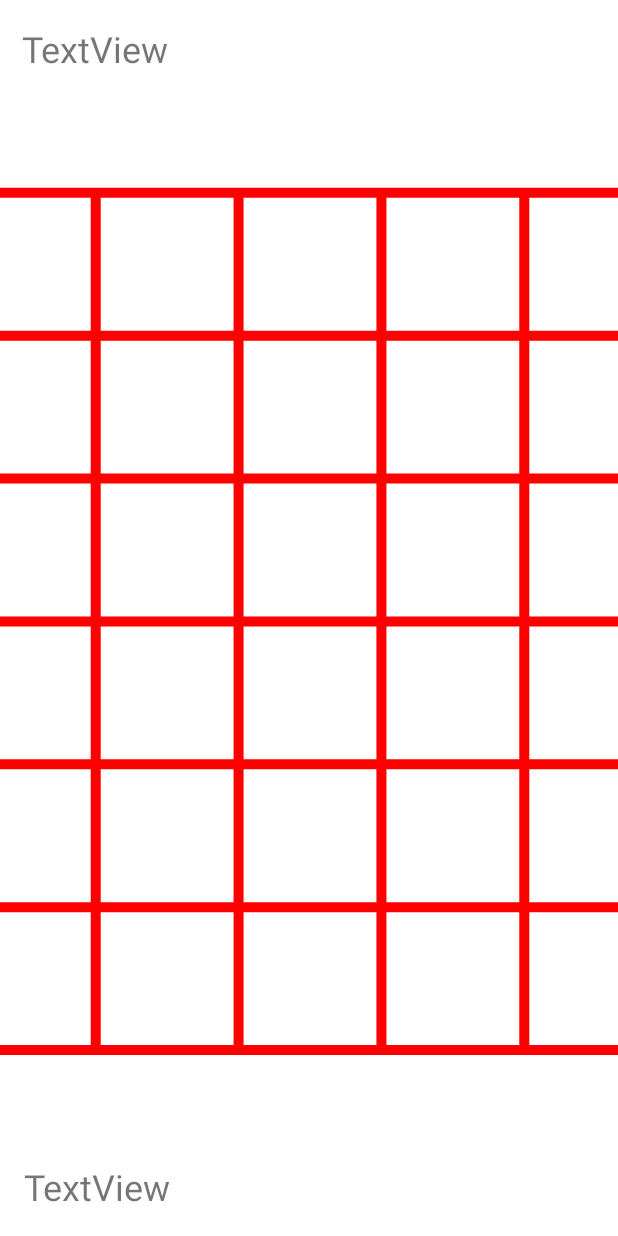
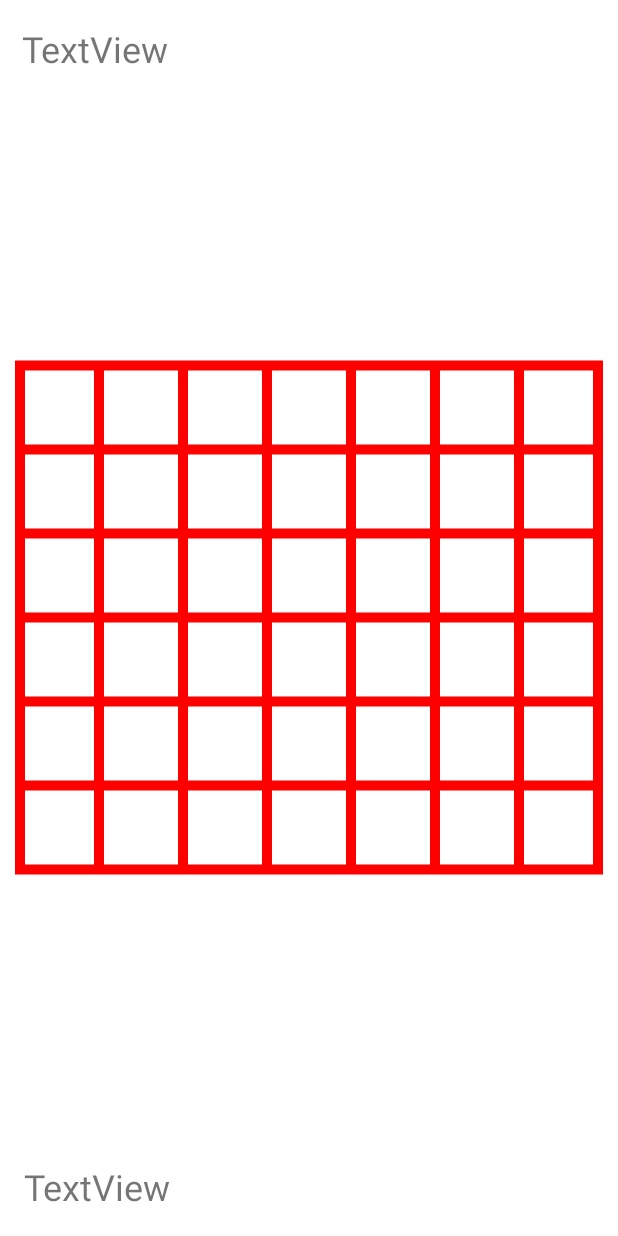
Before and after one commit to MassaPro/SchoolBattle, an Android app: the layout activity_x_o_game.xml on its own in the app's theme, with its tools: preview values and no code run, on a phone screen of 412 x 824 dp. Run offline under Robolectric (Android 15) with nearby library versions, the phone set to English and light mode, and no system bars.

Commit message:
Fixed XOgame canvas view

```diff
--- a/app/src/main/java/com/example/schoolbattle/MainActivity.kt
+++ b/app/src/main/java/com/example/schoolbattle/MainActivity.kt
@@ -115,7 +115,9 @@ class MainActivity : Fragment() {
                         putExtra("opponentName", item.name)
                     }
                 } else {
-                    Intent(v.context, DotGameActivity::class.java).apply {
+                    Intent(v.context, DotGameActivity::class
+
+                        .java).apply {
                         putExtra("opponentName", item.name)
                     }
                 }
--- a/app/src/main/java/com/example/schoolbattle/XOGameActivity.kt
+++ b/app/src/main/java/com/example/schoolbattle/XOGameActivity.kt
@@ -329,14 +329,14 @@ class CanvasView(context: Context, attrs: AttributeSet?) : View(context, attrs)
         //TODO() take field from database
         canvas?.drawColor(Color.WHITE)
         val width = getWidth().toFloat()
-        val height = getHeight().toFloat()            //ширина и высота экрана (от ширины в основном все зависит)
+        val height = getHeight().toFloat()
+        //ширина и высота экрана (от ширины в основном все зависит)
 
-        val advertising_line: Float = 5f
         val size_field_x: Int = 7
         val size_field_y: Int = 6
+        val step: Float = width/size_field_x
+        val advertising_line: Float = (height - step * 6) / 2
 
-
-        val step: Float = width/size_field_x
         var k: Float = height-width-advertising_line + step
         for(i in 0 until size_field_x)
         {
--- a/app/src/main/res/layout/activity_x_o_game.xml
+++ b/app/src/main/res/layout/activity_x_o_game.xml
@@ -8,8 +8,12 @@
     android:background="@android:color/white">
 
     <FrameLayout
-        android:layout_width="1000px"
-        android:layout_height="875px"
+        android:layout_width="0dp"
+        android:layout_height="0dp"
+        android:layout_marginStart="10dp"
+        android:layout_marginTop="70dp"
+        android:layout_marginEnd="10dp"
+        android:layout_marginBottom="70dp"
         app:layout_constraintBottom_toTopOf="@+id/down_player"
         app:layout_constraintEnd_toEndOf="parent"
         app:layout_constraintStart_toStartOf="parent"
@@ -17,8 +21,8 @@
 
         <com.example.schoolbattle.CanvasView
             android:id="@+id/signature_canvas"
-            android:layout_width="match_parent"
-            android:layout_height="match_parent"
+            android:layout_width="wrap_content"
+            android:layout_height="wrap_content"
             android:textColor="#FFFFFF" />
     </FrameLayout>
 
```
